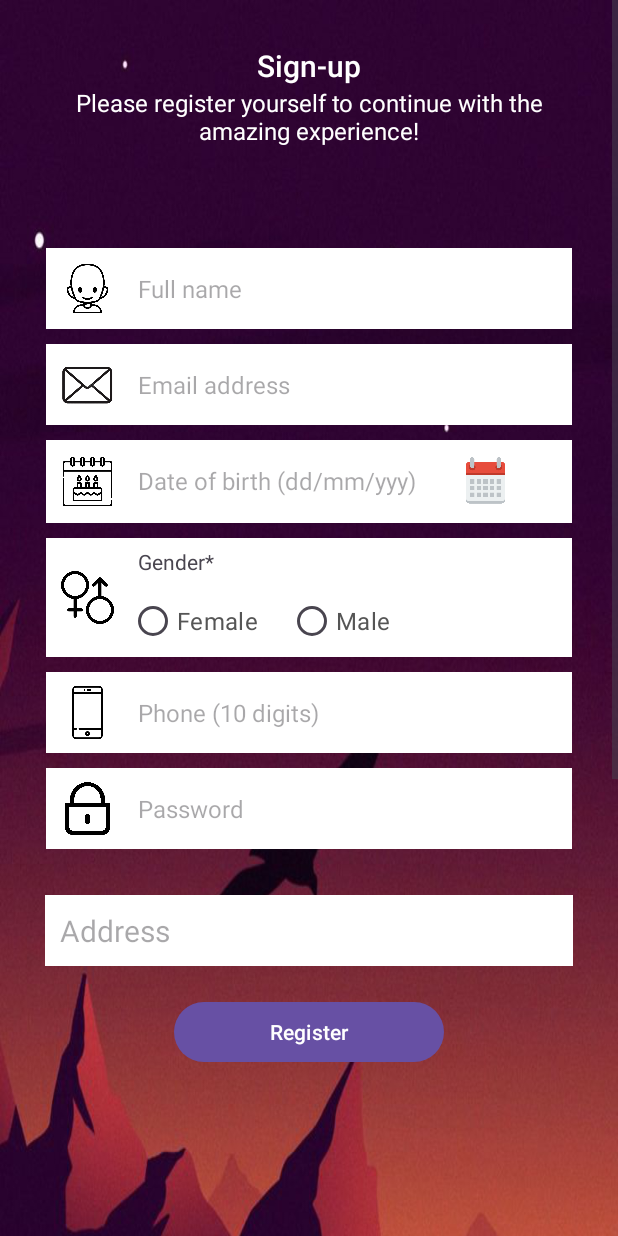
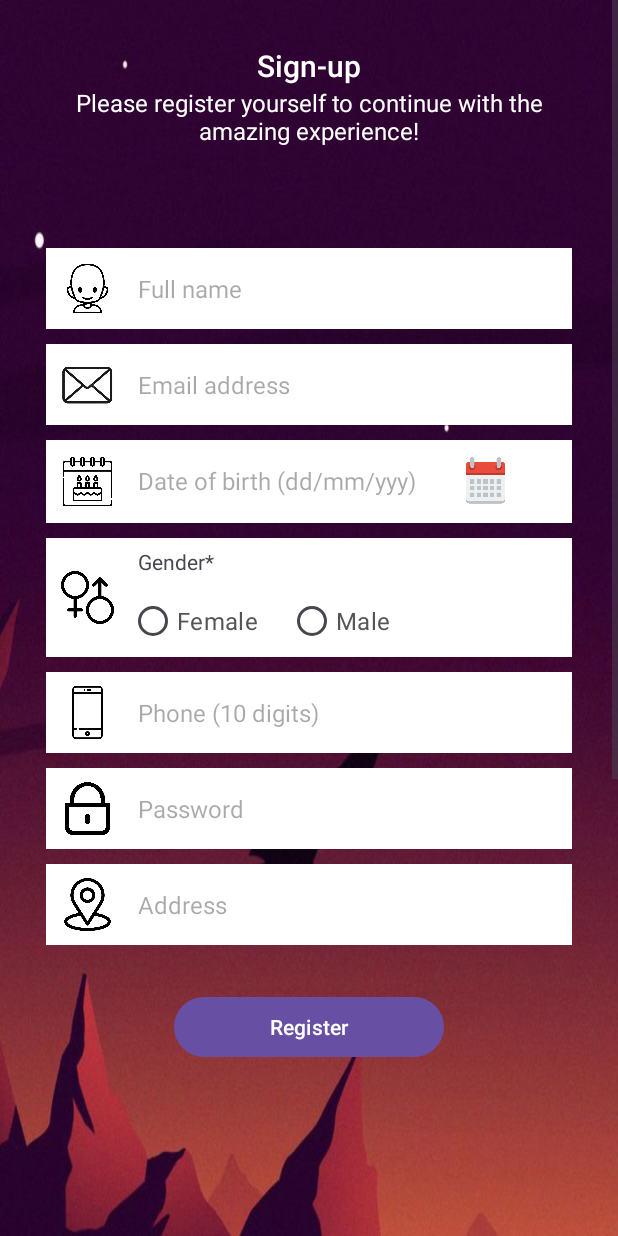
Before and after one commit to TTTM-Mavericks/BIRD_FARM_SHOP_ANDROID, an Android app: the RegisterActivity screen opened directly, with no data from a screen before it, on a phone screen of 412 x 824 dp. Run offline under Robolectric (Android 15) with nearby library versions, the phone set to English and light mode, and no system bars; our stand-ins replace Firebase (no records; nobody signed in at launch, a user with empty details on screens opened directly); 1 statement that could not run was skipped.

Commit message:
fix sign up layout

```diff
--- a/app/src/main/res/layout/activity_register.xml
+++ b/app/src/main/res/layout/activity_register.xml
@@ -1,7 +1,6 @@
 <?xml version="1.0" encoding="utf-8"?>
 
-<androidx.swiperefreshlayout.widget.SwipeRefreshLayout
-    xmlns:android="http://schemas.android.com/apk/res/android"
+<androidx.swiperefreshlayout.widget.SwipeRefreshLayout xmlns:android="http://schemas.android.com/apk/res/android"
     xmlns:app="http://schemas.android.com/apk/res-auto"
     xmlns:tools="http://schemas.android.com/tools"
     android:id="@+id/swipeContainer"
@@ -51,10 +50,10 @@
             <RelativeLayout
                 android:layout_width="match_parent"
                 android:layout_height="wrap_content"
-                android:layout_marginBottom="15dp"
-                android:layout_marginRight="15dp"
                 android:layout_marginLeft="15dp"
                 android:layout_marginTop="-50dp"
+                android:layout_marginRight="15dp"
+                android:layout_marginBottom="15dp"
                 android:padding="15dp">
 
 
@@ -114,8 +113,8 @@
                         android:layout_marginTop="10dp"
                         android:layout_marginBottom="10dp"
                         android:layout_toEndOf="@id/imageViewEmail"
+                        android:background="@android:color/transparent"
                         android:hint="Email address"
-                        android:background="@android:color/transparent"
                         android:inputType="textEmailAddress"
                         android:padding="6dp"
                         android:textSize="16sp" />
@@ -146,8 +145,8 @@
                         android:layout_marginTop="10dp"
                         android:layout_marginBottom="10dp"
                         android:layout_toEndOf="@id/imageViewDoB"
+                        android:background="@android:color/transparent"
                         android:hint="Date of birth (dd/mm/yyy)"
-                        android:background="@android:color/transparent"
 
                         android:inputType="date"
                         android:padding="6dp"
@@ -243,8 +242,8 @@
                         android:layout_marginTop="10dp"
                         android:layout_marginBottom="10dp"
                         android:layout_toEndOf="@id/imageViewMobile"
+                        android:background="@android:color/transparent"
                         android:hint="Phone (10 digits)"
-                        android:background="@android:color/transparent"
                         android:inputType="phone"
                         android:padding="6dp"
                         android:textSize="16sp" />
@@ -275,9 +274,9 @@
                         android:layout_marginTop="10dp"
                         android:layout_marginBottom="10dp"
                         android:layout_toEndOf="@id/imageViewPwd"
+                        android:background="@android:color/transparent"
                         android:hint="Password"
                         android:inputType="textPassword"
-                        android:background="@android:color/transparent"
                         android:padding="6dp"
                         android:textSize="16sp" />
 
@@ -290,42 +289,57 @@
                         android:layout_marginRight="10dp" />
 
                 </RelativeLayout>
+
+                <RelativeLayout
+                    android:id="@+id/editText_register_Address"
+                    android:layout_width="match_parent"
+                    android:layout_height="wrap_content"
+                    android:layout_below="@+id/RL_pwd"
+                    android:layout_marginTop="10dp"
+                    android:background="@color/material_dynamic_neutral100">
+
+                    <ImageView
+                        android:id="@+id/imageViewAddress"
+                        android:layout_width="35dp"
+                        android:layout_height="35dp"
+                        android:layout_centerVertical="true"
+                        android:layout_marginLeft="10dp"
+                        android:layout_marginRight="10dp"
+                        android:src="@drawable/ic_address" />
+
+
+                    <EditText
+                        android:id="@+id/editText_register_address"
+                        android:layout_width="match_parent"
+                        android:layout_height="wrap_content"
+                        android:layout_marginTop="10dp"
+                        android:layout_marginBottom="10dp"
+                        android:layout_toEndOf="@id/imageViewAddress"
+                        android:background="@android:color/transparent"
+                        android:hint="Address"
+                        android:inputType="text"
+                        android:padding="6dp"
+                        android:textSize="16sp" />
+
+                </RelativeLayout>
+
                 <ProgressBar
                     android:id="@+id/progressBar"
                     android:layout_width="wrap_content"
                     android:layout_height="wrap_content"
-                    android:layout_marginLeft="100dp"
                     android:layout_centerHorizontal="true"
                     android:layout_centerVertical="true"
+                    android:layout_marginLeft="100dp"
                     android:elevation="10dp"
                     android:visibility="gone" />
             </RelativeLayout>
 
-            <androidx.constraintlayout.widget.ConstraintLayout
-                android:layout_width="match_parent"
-                android:layout_height="match_parent">
-                <EditText
-                    android:id="@+id/editText_register_Address"
-                    android:layout_width="match_parent"
-                    android:layout_height="wrap_content"
-                    android:background="#ffffff"
-                    android:ems="10"
-                    android:padding="10dp"
-                    android:layout_marginLeft="30dp"
-                    android:layout_marginRight="30dp"
-                    android:textSize="20dp"
-                    android:hint="Address"
-                    android:inputType="text"
-                    android:text="" />
-            </androidx.constraintlayout.widget.ConstraintLayout>
-
             <Button
                 android:id="@+id/button_register_1"
                 android:layout_width="180dp"
-                android:layout_gravity="center"
-                android:layout_marginTop="20dp"
                 android:layout_height="wrap_content"
                 android:layout_centerHorizontal="true"
+                android:layout_gravity="center"
                 android:text="@string/register" />
 
         </LinearLayout>
```
Also changed, not shown: app/src/main/res/drawable/ic_address.png (added).
